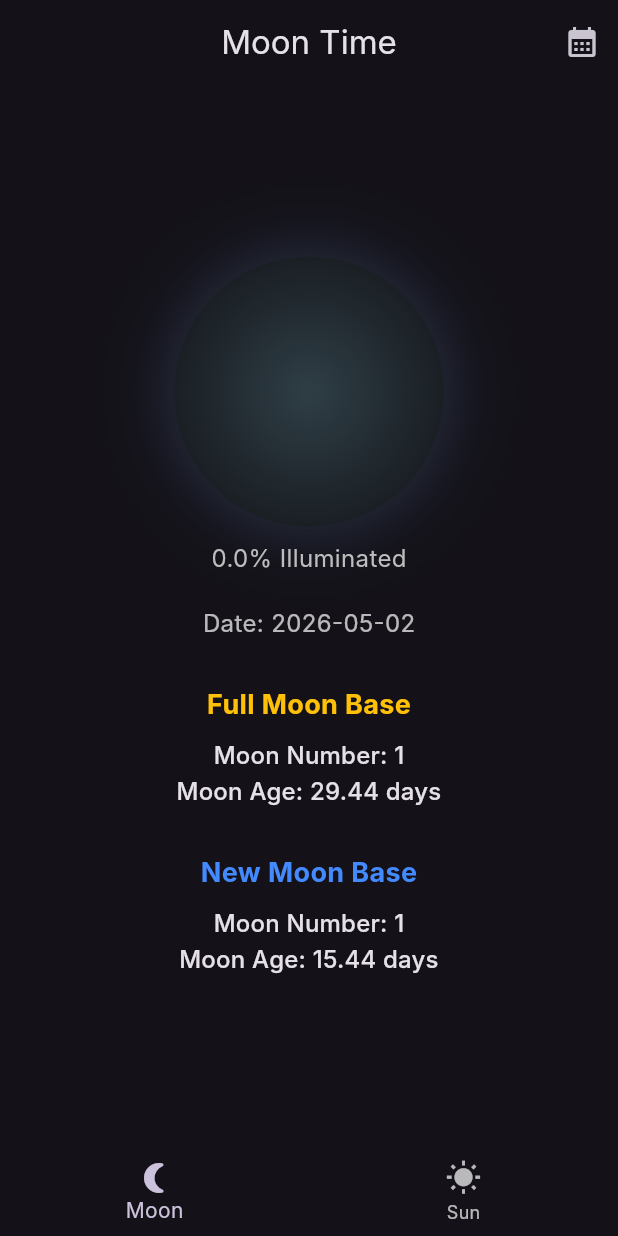
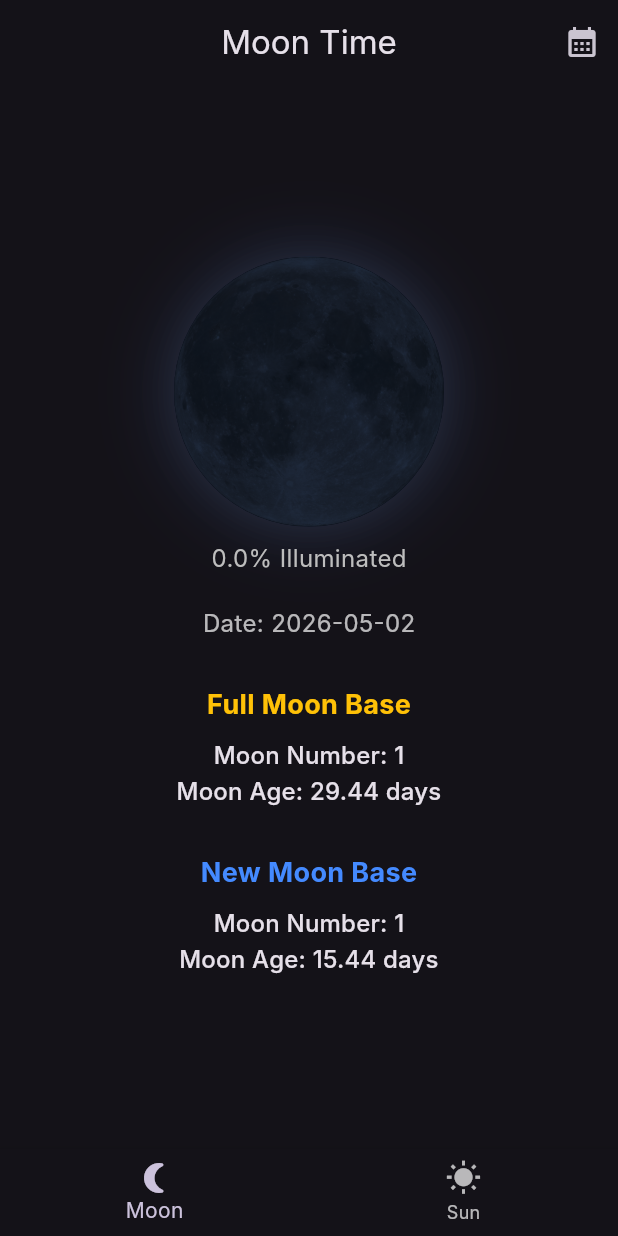
Before and after one commit to qbeukes/the-time-app, a Flutter app: the screen it shows after launch, on a phone screen of 412 x 824 dp. Run offline on Flutter 3.47's test engine with Material 3 defaults, Android fonts, the phone set to English and light mode, and no system bars; our stand-ins replace device_preview, geolocator; missing offline and left inert: apsl_sun_calc; Roboto replaces fonts that are missing (Inter).

Commit message:
added moon texture and ability to include accurate angle in rendering the image or to just use UTC

```diff
--- a/lib/screens/moon_screen.dart
+++ b/lib/screens/moon_screen.dart
@@ -5,7 +5,7 @@
 import 'package:apsl_sun_calc/apsl_sun_calc.dart';
 import '../widgets/stylized_moon.dart';
 
-class MoonScreen extends StatelessWidget {
+class MoonScreen extends StatefulWidget {
   final DateTime date;
   final double? latitude;
   final double? longitude;
@@ -13,18 +13,24 @@
   const MoonScreen({super.key, required this.date, this.latitude, this.longitude});
 
   @override
+  State<MoonScreen> createState() => _MoonScreenState();
+}
+
+class _MoonScreenState extends State<MoonScreen> {
+  bool _useLocalTilt = true;
+
+  @override
   Widget build(BuildContext context) {
-    final moment = LunarMoment(date.millisecondsSinceEpoch);
-    final illumination = SunCalc.getMoonIllumination(date);
+    final moment = LunarMoment(widget.date.millisecondsSinceEpoch);
+    final illumination = SunCalc.getMoonIllumination(widget.date);
     final currentPhase = illumination['phase']?.toDouble() ?? 0.0;
     final fraction = illumination['fraction']?.toDouble() ?? 0.0;
     final angle = illumination['angle']?.toDouble() ?? 0.0;
 
     double tilt = 0.0;
-    if (latitude != null && longitude != null) {
-      final position = SunCalc.getMoonPosition(date, latitude!, longitude!);
+    if (_useLocalTilt && widget.latitude != null && widget.longitude != null) {
+      final position = SunCalc.getMoonPosition(widget.date, widget.latitude!, widget.longitude!);
       final parallacticAngle = position['parallacticAngle']?.toDouble() ?? 0.0;
-      // The true visual rotation of the moon depends on both the angle of illumination and parallactic angle
       tilt = parallacticAngle - angle;
     }
 
@@ -49,15 +55,31 @@
 
           const SizedBox(height: 20),
           Text(
-            'Date: ${date.toLocal().toString().split(' ')[0]}',
+            'Date: ${widget.date.toLocal().toString().split(' ')[0]}',
             style: const TextStyle(fontSize: 16, color: Colors.white70),
           ),
-          if (latitude != null && longitude != null)
+
+          if (widget.latitude != null && widget.longitude != null)
             Padding(
-              padding: const EdgeInsets.only(top: 8.0),
-              child: Text(
-                'Location: ${latitude!.toStringAsFixed(2)}, ${longitude!.toStringAsFixed(2)}',
-                style: const TextStyle(fontSize: 12, color: Colors.white38),
+              padding: const EdgeInsets.only(top: 8.0, bottom: 8.0),
+              child: Row(
+                mainAxisAlignment: MainAxisAlignment.center,
+                children: [
+                  Text(
+                    'Location: ${widget.latitude!.toStringAsFixed(2)}, ${widget.longitude!.toStringAsFixed(2)}',
+                    style: const TextStyle(fontSize: 12, color: Colors.white38),
+                  ),
+                  const SizedBox(width: 8),
+                  Switch(
+                    value: _useLocalTilt,
+                    onChanged: (val) {
+                      setState(() {
+                        _useLocalTilt = val;
+                      });
+                    },
+                  ),
+                  const Text('Local Tilt', style: TextStyle(fontSize: 12, color: Colors.white38)),
+                ],
               ),
             ),
 
--- a/lib/widgets/stylized_moon.dart
+++ b/lib/widgets/stylized_moon.dart
@@ -1,6 +1,5 @@
 import 'package:flutter/material.dart';
 import 'dart:math' as math;
-import 'dart:ui' as ui;
 
 class StylizedMoon extends StatelessWidget {
   final double phase; // 0.0 to 1.0
@@ -16,72 +15,79 @@
       height: size,
       decoration: BoxDecoration(
         shape: BoxShape.circle,
+        color: const Color(0xFF0F172A), // Base deep space color
         // The Bloom / Glow Effect
         boxShadow: [
           BoxShadow(
-            color: Colors.blueAccent.withOpacity(0.1),
+            color: Colors.blueAccent.withOpacity(0.15),
             blurRadius: 40,
-            spreadRadius: 10,
+            spreadRadius: 5,
           ),
           BoxShadow(
             color: Colors.white.withOpacity(0.05),
             blurRadius: 20,
-            spreadRadius: 5,
+            spreadRadius: 2,
           ),
         ],
       ),
+      clipBehavior: Clip.antiAlias, // Ensure square images are clipped to a perfect circle
       child: Transform.rotate(
         angle: tilt,
-        child: CustomPaint(
-          size: Size(size, size),
-          painter: _MoonPhasePainter(phase: phase),
+        child: Stack(
+          children: [
+            // 1. Earthshine (Dark side of the moon texture)
+            // We tint the image to look like the unilluminated dark side
+            ColorFiltered(
+              colorFilter: const ColorFilter.mode(
+                Color(0xFF1E293B), // Dark slate blue
+                BlendMode.multiply,
+              ),
+              child: Opacity(
+                opacity: 0.6,
+                child: Image.asset(
+                  'assets/images/moon.png',
+                  width: size,
+                  height: size,
+                  fit: BoxFit.cover,
+                  errorBuilder: (context, error, stackTrace) {
+                    // Fallback if image fails to load
+                    return Container(color: const Color(0xFF1E293B));
+                  },
+                ),
+              ),
+            ),
+
+            // 2. The Lit side (Bright moon texture)
+            // Clipped mathematically to the exact crescent/gibbous shape
+            ClipPath(
+              clipper: _MoonPhaseClipper(phase: phase),
+              child: Image.asset(
+                'assets/images/moon.png',
+                width: size,
+                height: size,
+                fit: BoxFit.cover,
+                errorBuilder: (context, error, stackTrace) {
+                  return Container(color: const Color(0xFFF8FAFC));
+                },
+              ),
+            ),
+          ],
         ),
       ),
     );
   }
 }
 
-class _MoonPhasePainter extends CustomPainter {
+class _MoonPhaseClipper extends CustomClipper<Path> {
   final double phase; // 0.0 to 1.0
 
-  _MoonPhasePainter({required this.phase});
+  _MoonPhaseClipper({required this.phase});
 
   @override
-  void paint(Canvas canvas, Size size) {
+  Path getClip(Size size) {
     final r = size.width / 2;
     final center = Offset(r, r);
-
-    // 1. Draw base dark moon (Earthshine) with a subtle 3D sphere gradient
-    final darkPaint = Paint()
-      ..shader = ui.Gradient.radial(
-        center,
-        r,
-        [const Color(0xFF2F3E46), const Color(0xFF1A1F24)],
-        [0.0, 1.0],
-      )
-      ..style = PaintingStyle.fill;
-
-    canvas.drawCircle(center, r, darkPaint);
-
-    // Get the illuminated path
-    Path litPath = _getLitPath(r, phase);
-
-    // 2. Draw lit hemisphere with a bright 3D sphere gradient
-    final lightPaint = Paint()
-      ..shader = ui.Gradient.radial(
-        Offset(r * 0.7, r * 0.7), // Offset the highlight for 3D effect
-        r * 1.5,
-        [const Color(0xFFFFFFFF), const Color(0xFFD0D5DB)],
-        [0.0, 1.0],
-      )
-      ..style = PaintingStyle.fill;
-
-    canvas.drawPath(litPath, lightPaint);
-  }
-
-  Path _getLitPath(double r, double phase) {
     Path path = Path();
-    final center = Offset(r, r);
 
     if (phase == 0.0 || phase == 1.0) return path;
     if (phase == 0.5) {
@@ -129,7 +135,7 @@
   }
 
   @override
-  bool shouldRepaint(covariant _MoonPhasePainter oldDelegate) {
-    return oldDelegate.phase != phase;
+  bool shouldReclip(covariant _MoonPhaseClipper oldClipper) {
+    return oldClipper.phase != phase;
   }
 }
--- a/pubspec.yaml
+++ b/pubspec.yaml
@@ -61,9 +61,8 @@
   uses-material-design: true
 
   # To add assets to your application, add an assets section, like this:
-  # assets:
-  #   - images/a_dot_burr.jpeg
-  #   - images/a_dot_ham.jpeg
+  assets:
+    - assets/images/
 
   # An image asset can refer to one or more resolution-specific "variants", see
   # https://flutter.dev/to/resolution-aware-images
```
Also changed, not shown: assets/images/moon.jpg (deleted), assets/images/moon.png (renamed from assets/images/Moon_nearside_LRO_color_mosaic.png), 1 other file.
